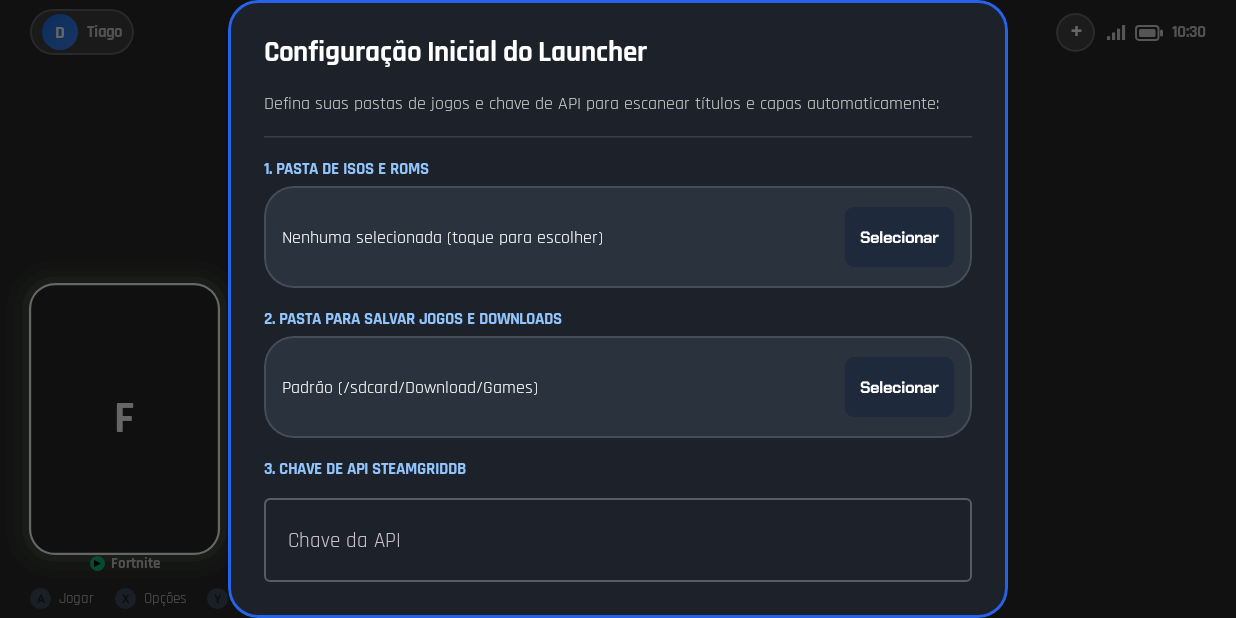
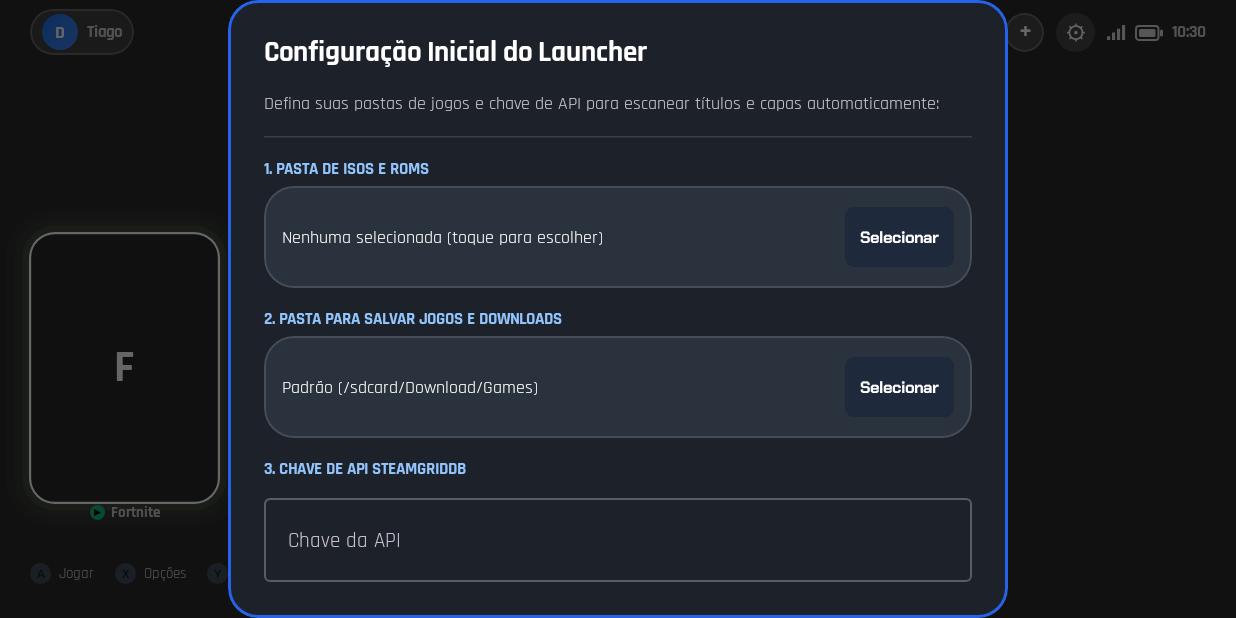
Before and after one commit to TiagosMs/NuvOS, an Android app built with Jetpack Compose: the screen it shows after launch (MainActivity), on a phone screen of 824 x 412 dp (held sideways). Run offline under Robolectric (Android 15) with nearby library versions, the phone set to English and light mode, and no system bars; pictures from the network do not load.

Commit message:
feat(fase4): suporte a toque completo, bottom bar tocavel e engrenagem de configuracoes

```diff
--- a/app/src/main/java/com/decklauncher/ui/DeckHomeScreen.kt
+++ b/app/src/main/java/com/decklauncher/ui/DeckHomeScreen.kt
@@ -412,7 +412,8 @@ fun DeckHomeScreen(
                 isTopBarFocused = focusArea == FocusArea.TOP_BAR,
                 topBarIndex = topBarIndex,
                 onOpenProfileSettings = onRequestOpenLauncherSettings,
-                onOpenAddGame = onRequestAddGameOptions
+                onOpenAddGame = onRequestAddGameOptions,
+                onOpenStartMenu = onRequestOpenLauncherSettings
             )
 
             // 2. Main Content Area
@@ -530,7 +531,7 @@ fun DeckHomeScreen(
                                                 onLaunch = { onLaunchApp(app) },
                                                 onLongClick = {
                                                     onSelectedIndexChange(index)
-                                                onRequestManageMetadata(app)
+                                                    onOpenSettings(app)
                                                 },
                                                 isReorderMode = isReorderMode,
                                                 accentColor = accentColor
@@ -655,12 +656,28 @@ fun DeckHomeScreen(
                 }
             }
 
-            // 3. Bottom Controller Hints: (A) Jogar/Abrir   (X) Opções   (Y) Adicionar Jogos
+            // 3. Bottom Controller Hints e Botões Tocáveis (T4.2)
             BottomBar(
                 isAppsTab = selectedTab == 2,
                 isInsideFolder = activeFolder != null,
                 isReorderMode = isReorderMode,
-                isEmulatorsTab = selectedTab == 1
+                isEmulatorsTab = selectedTab == 1,
+                onPrimaryAction = {
+                    val app = filteredApps.getOrNull(safeIndex)
+                    if (app != null) {
+                        onLaunchApp(app)
+                    }
+                },
+                onOptionsAction = {
+                    val app = filteredApps.getOrNull(safeIndex)
+                    if (app != null) {
+                        onOpenSettings(app)
+                    }
+                },
+                onAddGameAction = onRequestAddGameOptions,
+                onBackAction = {
+                    if (activeFolder != null) onCloseFolder()
+                }
             )
         }
 
--- a/app/src/main/java/com/decklauncher/ui/components/BottomBar.kt
+++ b/app/src/main/java/com/decklauncher/ui/components/BottomBar.kt
@@ -3,6 +3,7 @@ package com.decklauncher.ui.components
 import android.graphics.Paint
 import android.graphics.Typeface
 import androidx.compose.foundation.Canvas
+import androidx.compose.foundation.clickable
 import androidx.compose.foundation.layout.*
 import androidx.compose.material3.Text
 import androidx.compose.runtime.Composable
@@ -22,6 +23,10 @@ fun BottomBar(
     isInsideFolder: Boolean = false,
     isReorderMode: Boolean = false,
     isEmulatorsTab: Boolean = false,
+    onPrimaryAction: () -> Unit = {},
+    onOptionsAction: () -> Unit = {},
+    onAddGameAction: () -> Unit = {},
+    onBackAction: () -> Unit = {},
     modifier: Modifier = Modifier
 ) {
     val configuration = LocalConfiguration.current
@@ -70,20 +75,23 @@ fun BottomBar(
                     buttonLetter = "A",
                     buttonColor = BtnAGreen,
                     actionLabel = if (isAppsTab && !isInsideFolder) "Abrir" else if (isEmulatorsTab) "Ver Jogos" else "Jogar",
-                    isCompactHeight = isCompactHeight
+                    isCompactHeight = isCompactHeight,
+                    onClick = onPrimaryAction
                 )
                 ControllerActionPrompt(
                     buttonLetter = "X",
                     buttonColor = BtnXBlue,
                     actionLabel = "Opções",
-                    isCompactHeight = isCompactHeight
+                    isCompactHeight = isCompactHeight,
+                    onClick = onOptionsAction
                 )
                 if (!isAppsTab) {
                     ControllerActionPrompt(
                         buttonLetter = "Y",
                         buttonColor = BtnYYellow,
                         actionLabel = "Adicionar Jogos",
-                        isCompactHeight = isCompactHeight
+                        isCompactHeight = isCompactHeight,
+                        onClick = onAddGameAction
                     )
                 }
                 if (isAppsTab && isInsideFolder) {
@@ -91,7 +99,8 @@ fun BottomBar(
                         buttonLetter = "B",
                         buttonColor = BtnBRed,
                         actionLabel = "Voltar",
-                        isCompactHeight = isCompactHeight
+                        isCompactHeight = isCompactHeight,
+                        onClick = onBackAction
                     )
                 }
             }
@@ -105,10 +114,17 @@ fun ControllerActionPrompt(
     buttonColor: Color,
     actionLabel: String,
     isCompactHeight: Boolean = false,
+    onClick: (() -> Unit)? = null,
     modifier: Modifier = Modifier
 ) {
     Row(
-        modifier = modifier,
+        modifier = modifier
+            .heightIn(min = 48.dp) // rule-ok: toque minimo 48dp
+            .then(
+                if (onClick != null) {
+                    Modifier.clickable(role = androidx.compose.ui.semantics.Role.Button) { onClick() }
+                } else Modifier
+            ),
         verticalAlignment = Alignment.CenterVertically,
         horizontalArrangement = Arrangement.spacedBy(if (isCompactHeight) 5.dp else 7.dp)
     ) {
--- a/app/src/main/java/com/decklauncher/ui/components/TopBar.kt
+++ b/app/src/main/java/com/decklauncher/ui/components/TopBar.kt
@@ -56,6 +56,7 @@ fun TopBar(
     topBarIndex: Int = 0,
     onOpenProfileSettings: () -> Unit = {},
     onOpenAddGame: () -> Unit = {},
+    onOpenStartMenu: () -> Unit = {},
     modifier: Modifier = Modifier
 ) {
     val context = LocalContext.current
@@ -275,6 +276,22 @@ fun TopBar(
                 }
             }
 
+            // Engrenagem Start Menu tocável (T4.1)
+            Box(
+                modifier = Modifier
+                    .size(if (isCompactHeight) 26.dp else 34.dp)
+                    .clip(CircleShape)
+                    .background(Color(0x22FFFFFF))
+                    .clickable { onOpenStartMenu() },
+                contentAlignment = Alignment.Center
+            ) {
+                Text(
+                    text = "⚙",
+                    color = Color.White,
+                    fontSize = if (isCompactHeight) 14.sp else 16.sp
+                )
+            }
+
             // Signal + Battery + Time
             Row(
                 verticalAlignment = Alignment.CenterVertically,
```
Also changed, not shown: 4 other files. Lines whose indentation alone changed are shown as unchanged.
